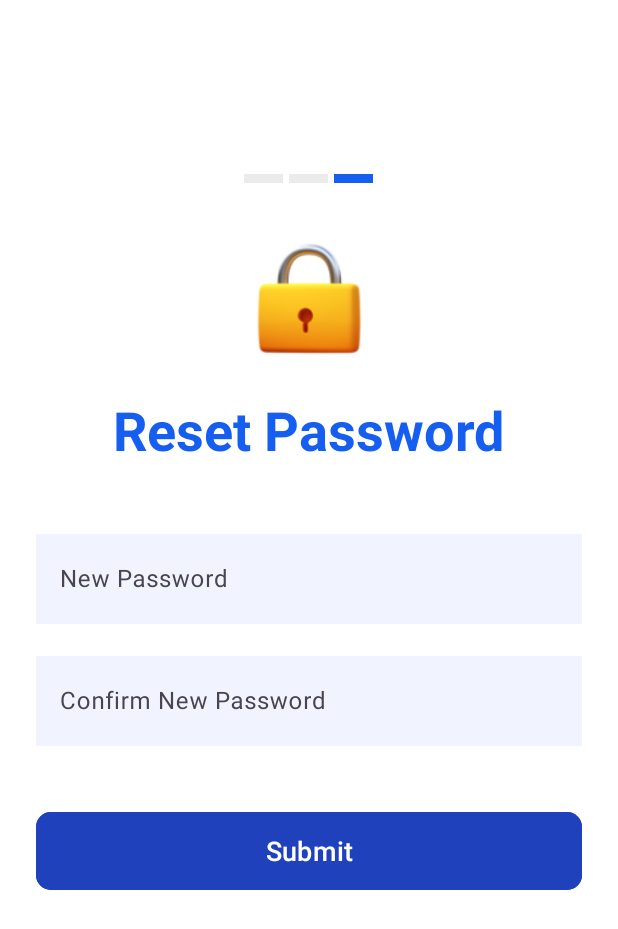
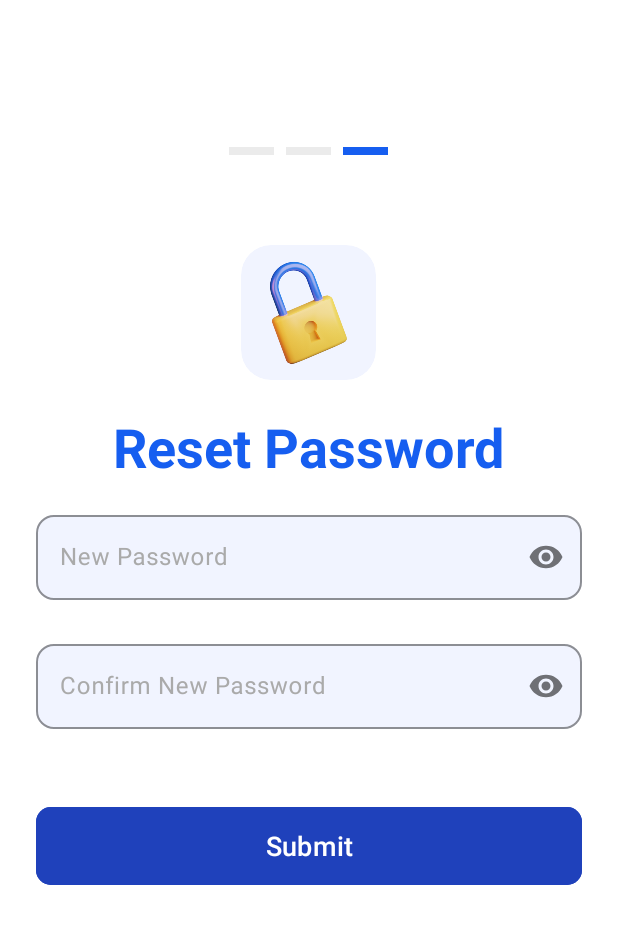
Before and after one commit to eIbrahim67/DIZON, an Android app: the ResetPasswordFragment screen opened through its navigation route, on a phone screen of 412 x 824 dp. Shown: the top 929 px of the screen. Run offline under Robolectric (Android 15) with nearby library versions, the phone set to English and light mode, and no system bars.

Commit message:
Update reset_password UI

```diff
--- a/app/src/main/res/layout/fragment_reset_password.xml
+++ b/app/src/main/res/layout/fragment_reset_password.xml
@@ -17,7 +17,6 @@
             android:id="@+id/resetPasswordLinearLayout"
             android:layout_width="match_parent"
             android:layout_height="wrap_content"
-            android:layout_marginTop="60dp"
             android:gravity="center_horizontal"
             android:orientation="vertical"
             android:padding="24dp">
@@ -27,41 +26,55 @@
                 android:id="@+id/progressIndicatorLinearLayout"
                 android:layout_width="wrap_content"
                 android:layout_height="wrap_content"
-                android:layout_marginTop="32dp"
+                android:layout_marginTop="64dp"
                 android:gravity="center"
-                android:orientation="horizontal">
+                android:orientation="horizontal"
+                android:padding="10dp"
+                >
 
                 <View
                     android:id="@+id/progressIndicatorView1"
-                    android:layout_width="26dp"
-                    android:layout_height="6dp"
-                    android:layout_marginEnd="4dp"
+                    android:layout_width="30dp"
+                    android:layout_height="5dp"
+                    android:layout_marginEnd="8dp"
                     android:background="@color/gray_v5" />
 
                 <View
                     android:id="@+id/progressIndicatorView2"
-                    android:layout_width="26dp"
-                    android:layout_height="6dp"
-                    android:layout_marginEnd="4dp"
+                    android:layout_width="30dp"
+                    android:layout_height="5dp"
+                    android:layout_marginEnd="8dp"
                     android:background="@color/gray_v5" />
 
                 <View
                     android:id="@+id/progressIndicatorView3"
-                    android:layout_width="26dp"
-                    android:layout_height="6dp"
+                    android:layout_width="30dp"
+                    android:layout_height="5dp"
                     android:background="@color/blue" />
             </LinearLayout>
 
             <!-- Lock Icon -->
-            <ImageView
-                android:id="@+id/lockIconImageView"
-                android:layout_width="80dp"
-                android:layout_height="80dp"
-                android:layout_marginTop="40dp"
-                android:contentDescription="@string/password_icon_description"
-                android:scaleType="centerInside"
-                android:src="@drawable/ic_lock"
-                />
+            <com.google.android.material.card.MaterialCardView
+                android:id="@+id/icon_lock_card"
+                android:layout_width="90dp"
+                android:layout_height="90dp"
+                android:layout_marginTop="50dp"
+                app:cardCornerRadius="20dp"
+                app:cardElevation="0dp"
+                app:cardBackgroundColor="@color/edit_text_color"
+                app:layout_constraintEnd_toEndOf="parent"
+                app:layout_constraintStart_toStartOf="parent"
+                app:layout_constraintTop_toBottomOf="@+id/linearLayout3"
+                app:strokeWidth="0dp">
+
+                <ImageView
+                    android:id="@+id/lockIconImageView"
+                    android:layout_width="match_parent"
+                    android:layout_height="match_parent"
+                    android:backgroundTint="@color/blue_v2"
+                    android:scaleType="centerCrop"
+                    android:src="@drawable/ic_lock" />
+            </com.google.android.material.card.MaterialCardView>
 
             <!-- Reset Password Title -->
             <TextView
@@ -73,53 +86,73 @@
                 android:textColor="@color/blue"
                 android:textSize="36sp"
                 android:textStyle="bold"
-                app:boxCornerRadiusTopStart="12dp"
+                app:boxCornerRadiusBottomEnd="12dp"
+                app:boxCornerRadiusBottomStart="12dp"
                 app:boxCornerRadiusTopEnd="12dp"
-                app:boxCornerRadiusBottomStart="12dp"
-                app:boxCornerRadiusBottomEnd="12dp"/>
+                app:boxCornerRadiusTopStart="12dp" />
 
 
             <!-- New Password Field -->
             <com.google.android.material.textfield.TextInputLayout
                 android:id="@+id/newPasswordTextInputLayout"
                 android:layout_width="match_parent"
-                android:layout_height="wrap_content"
-                android:layout_marginTop="40dp"
-                app:boxStrokeColor="@color/blue"
-                >
+                android:layout_height="70dp"
+                android:layout_marginTop="16dp"
+                android:textColorHint="@color/gray"
+                app:boxBackgroundColor="@color/edit_text_color"
+                app:boxCornerRadiusBottomEnd="12dp"
+                app:boxCornerRadiusBottomStart="12dp"
+                app:boxCornerRadiusTopEnd="12dp"
+                app:boxCornerRadiusTopStart="12dp"
+                app:boxStrokeColor="@color/primary_color"
+                app:boxStrokeWidth="1dp"
+                app:errorEnabled="true"
+                app:hintTextColor="@color/gray"
+                app:layout_constraintEnd_toEndOf="parent"
+                app:layout_constraintStart_toStartOf="parent"
+                app:layout_constraintTop_toBottomOf="@id/textView5"
+                app:passwordToggleEnabled="true">
 
                 <com.google.android.material.textfield.TextInputEditText
                     android:id="@+id/newPasswordTextInputEditText"
                     android:layout_width="match_parent"
-                    android:layout_height="60dp"
-                    android:background="@color/edit_text_color"
+                    android:layout_height="wrap_content"
                     android:hint="@string/new_password_hint"
+                    android:imeOptions="actionNext"
                     android:inputType="textPassword"
-                    android:padding="8dp"
-                    app:cornerRadius="10dp" />
+                    android:maxLines="1"
+                    />
             </com.google.android.material.textfield.TextInputLayout>
 
             <!-- Confirm Password Field -->
             <com.google.android.material.textfield.TextInputLayout
                 android:id="@+id/confirmPasswordTextInputLayout"
                 android:layout_width="match_parent"
-                android:layout_height="wrap_content"
+                android:layout_height="70dp"
                 android:layout_marginTop="16dp"
-                app:boxStrokeColor="@color/blue"
+                android:textColorHint="@color/gray"
+                app:boxBackgroundColor="@color/edit_text_color"
+                app:boxCornerRadiusBottomEnd="12dp"
+                app:boxCornerRadiusBottomStart="12dp"
+                app:boxCornerRadiusTopEnd="12dp"
                 app:boxCornerRadiusTopStart="12dp"
-                app:boxCornerRadiusTopEnd="12dp"
-                app:boxCornerRadiusBottomStart="12dp"
-                app:boxCornerRadiusBottomEnd="12dp">
+                app:boxStrokeColor="@color/primary_color"
+                app:boxStrokeWidth="1dp"
+                app:errorEnabled="true"
+                app:hintTextColor="@color/gray"
+                app:layout_constraintEnd_toEndOf="parent"
+                app:layout_constraintStart_toStartOf="parent"
+                app:layout_constraintTop_toBottomOf="@id/textView5"
+                app:passwordToggleEnabled="true">
 
                 <com.google.android.material.textfield.TextInputEditText
                     android:id="@+id/confirmPasswordTextInputEditText"
                     android:layout_width="match_parent"
-                    android:layout_height="60dp"
-                    android:background="@color/edit_text_color"
+                    android:layout_height="wrap_content"
                     android:hint="@string/confirm_new_password_hint"
+                    android:imeOptions="actionNext"
                     android:inputType="textPassword"
-                    android:padding="8dp"
-                    app:cornerRadius="10dp" />
+                    android:maxLines="1" />
             </com.google.android.material.textfield.TextInputLayout>
 
             <!-- Submit Button -->
```
Also changed, not shown: app/src/main/res/drawable/ic_lock.png.
